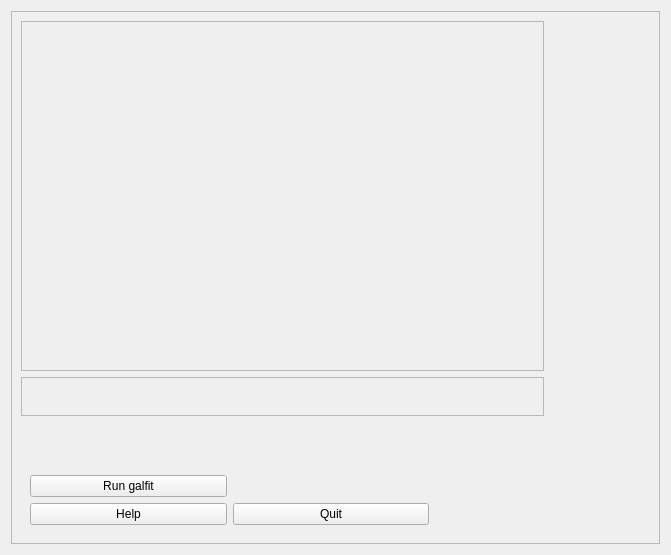
Old version of the form testing/galfitWidget.ui in the repository rfinn/halphagui.
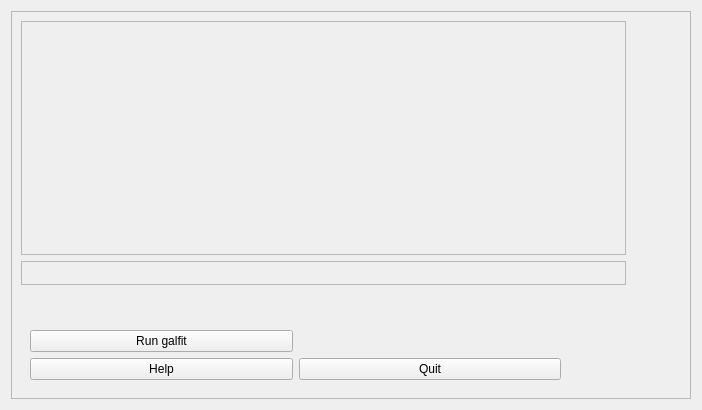
New version of the form.

The edit to the form file:
```diff
--- a/testing/galfitWidget.ui
+++ b/testing/galfitWidget.ui
@@ -6,8 +6,8 @@
    <rect>
     <x>0</x>
     <y>0</y>
-    <width>671</width>
-    <height>555</height>
+    <width>702</width>
+    <height>410</height>
    </rect>
   </property>
   <property name="windowTitle">
@@ -23,10 +23,10 @@
       <enum>QFrame::Raised</enum>
      </property>
      <layout class="QGridLayout" name="gridLayout_2">
-      <item row="1" column="5">
+      <item row="1" column="11">
        <widget class="QWidget" name="widget_14" native="true"/>
       </item>
-      <item row="8" column="0" colspan="5">
+      <item row="8" column="0" colspan="11">
        <widget class="QFrame" name="readoutframe">
         <property name="frameShape">
          <enum>QFrame::StyledPanel</enum>
@@ -37,22 +37,25 @@
         <layout class="QGridLayout" name="readoutGridLayout"/>
        </widget>
       </item>
-      <item row="0" column="5">
+      <item row="0" column="11">
        <widget class="QWidget" name="widget_6" native="true"/>
       </item>
       <item row="9" column="2">
        <widget class="QWidget" name="widget_16" native="true"/>
       </item>
-      <item row="4" column="5">
+      <item row="4" column="11">
        <widget class="QWidget" name="widget_10" native="true"/>
       </item>
       <item row="9" column="1">
        <widget class="QWidget" name="widget_17" native="true"/>
       </item>
-      <item row="2" column="5">
+      <item row="2" column="11">
        <widget class="QWidget" name="widget_15" native="true"/>
       </item>
-      <item row="0" column="0" rowspan="8" colspan="5">
+      <item row="9" column="4">
+       <widget class="QWidget" name="widget_11" native="true"/>
+      </item>
+      <item row="0" column="0" rowspan="8" colspan="11">
        <widget class="QFrame" name="cutouts">
         <property name="frameShape">
          <enum>QFrame::StyledPanel</enum>
@@ -67,28 +70,28 @@
         </layout>
        </widget>
       </item>
-      <item row="7" column="5">
+      <item row="9" column="6">
+       <widget class="QWidget" name="widget_13" native="true"/>
+      </item>
+      <item row="7" column="11">
        <widget class="QWidget" name="widget_2" native="true"/>
       </item>
-      <item row="9" column="4">
+      <item row="9" column="10">
        <widget class="QWidget" name="widget" native="true"/>
       </item>
-      <item row="6" column="5">
+      <item row="9" column="3">
+       <widget class="QWidget" name="widget_4" native="true"/>
+      </item>
+      <item row="6" column="11">
        <widget class="QWidget" name="widget_9" native="true"/>
       </item>
-      <item row="5" column="5">
+      <item row="5" column="11">
        <widget class="QWidget" name="widget_7" native="true"/>
       </item>
-      <item row="9" column="3">
+      <item row="9" column="9">
        <widget class="QWidget" name="widget_3" native="true"/>
       </item>
-      <item row="3" column="5">
-       <widget class="QWidget" name="widget_8" native="true"/>
-      </item>
-      <item row="9" column="5">
-       <widget class="QWidget" name="widget_5" native="true"/>
-      </item>
-      <item row="11" column="0" colspan="4">
+      <item row="11" column="0" colspan="10">
        <widget class="QWidget" name="buttonWidget" native="true">
         <property name="mouseTracking">
          <bool>true</bool>
@@ -118,6 +121,21 @@
         </layout>
        </widget>
       </item>
+      <item row="3" column="11">
+       <widget class="QWidget" name="widget_8" native="true"/>
+      </item>
+      <item row="9" column="11">
+       <widget class="QWidget" name="widget_5" native="true"/>
+      </item>
+      <item row="9" column="7">
+       <widget class="QWidget" name="widget_18" native="true"/>
+      </item>
+      <item row="9" column="5">
+       <widget class="QWidget" name="widget_12" native="true"/>
+      </item>
+      <item row="9" column="8">
+       <widget class="QWidget" name="widget_19" native="true"/>
+      </item>
      </layout>
     </widget>
    </item>
```
